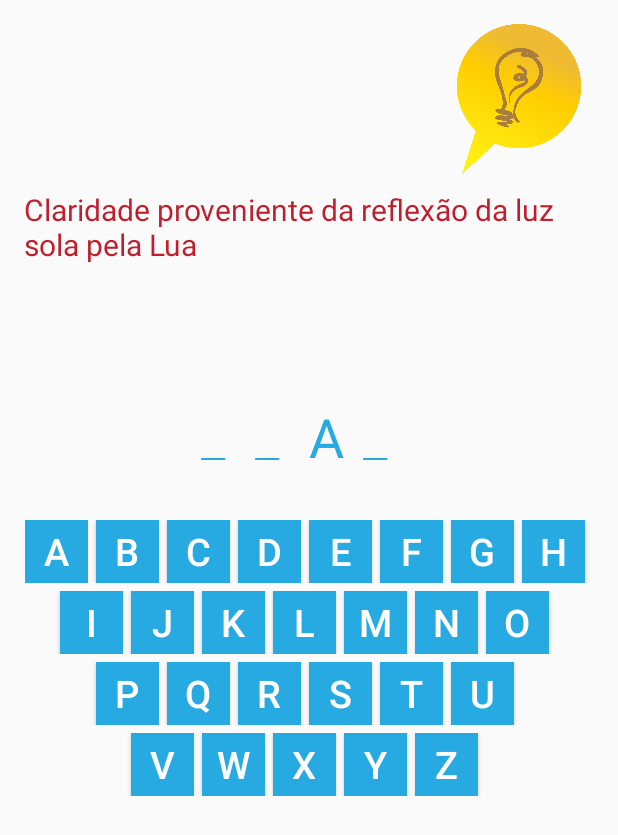
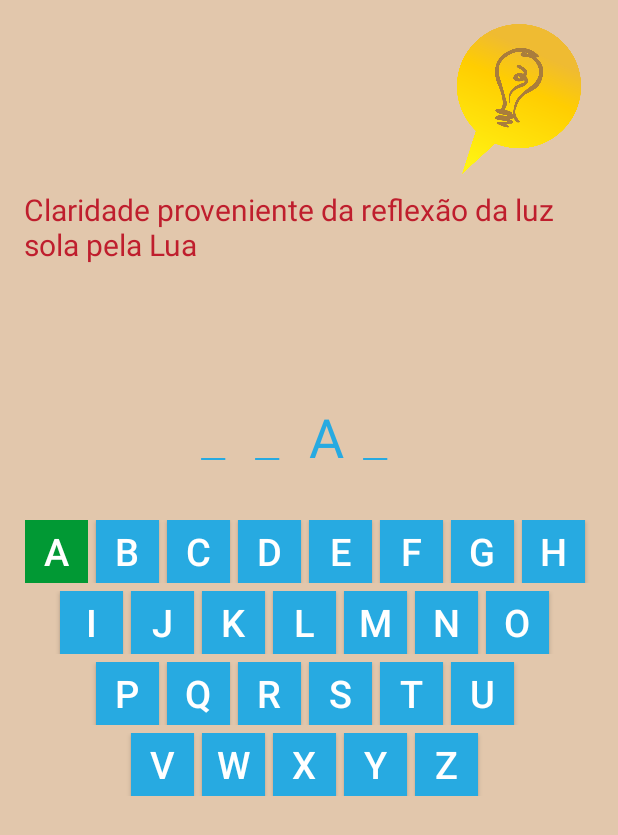
Before and after one commit to eudev-i/JogoDaForca, an Android app: the MainActivity screen opened directly, with no data from a screen before it, after a tap on an icon or button, on a phone screen of 412 x 824 dp. Shown: the top 835 px of the screen. Run offline under Robolectric (Android 15) with nearby library versions, the phone set to English and light mode, and no system bars.

Commit message:
Segundo commit

```diff
--- a/app/src/main/AndroidManifest.xml
+++ b/app/src/main/AndroidManifest.xml
@@ -21,5 +21,7 @@
         <activity android:name=".MainActivity">
 
         </activity>
+
+        <activity android:name=".FimActivity"/>
     </application>
 </manifest>
--- a/app/src/main/java/br/com/senaijandira/jogodaforca/MainActivity.java
+++ b/app/src/main/java/br/com/senaijandira/jogodaforca/MainActivity.java
@@ -157,7 +157,12 @@ public class MainActivity extends Activity{
         public void onClick(View v) {
 
             int identicadorBtn = (int) v.getTag();
-            /*int letraClicada = 0;*/
+            int contador = 0;
+
+            Button btnClicado = (Button) v;
+
+            int pontuacaoAcerto = 0;
+            int pontuacaoErro = 0;
 
             CharSequence letraBtn = btnAlfabeto[identicadorBtn].getText();/*RESGATANDO O TEXTO DO BOTAO*/
 
@@ -172,15 +177,21 @@ public class MainActivity extends Activity{
                     txtLetra[i].setText(letraBtn);
 
                     v.setEnabled(false);
+
+                    contador++; /*A PALAVRA EXISTE PELO MENOS UMA VEZ*/
                 }
             }
 
 
-            /*MUDA A COR*/
-            /*if(){
-
-            }*/
-
+            if(contador != 0){
+                btnClicado.setBackgroundColor(getResources().getColor(R.color.green)); /*MUDA A COR PARA VERDE SE A PALAVRA EXISTIR*/
+                pontuacaoAcerto++;
+            }
+            else {
+                btnClicado.setBackgroundColor(getResources().getColor(R.color.red)); /*MUDA A COR PARA VERMELHO SE A PALAVRA NÃO EXISTIR*/
+                pontuacaoErro++;
+            }
+            btnClicado.setEnabled(false);/*DESABILITA O BOTÃO*/
         }
     };
 
--- a/app/src/main/res/layout/activity_main.xml
+++ b/app/src/main/res/layout/activity_main.xml
@@ -8,6 +8,7 @@
         android:layout_width="match_parent"
         android:layout_height="match_parent"
         android:orientation="vertical"
+        android:background="#e2c7ac"
         android:padding="16dp">
 
         <ImageView
--- a/app/src/main/res/values/colors.xml
+++ b/app/src/main/res/values/colors.xml
@@ -6,4 +6,5 @@
     <color name="white">#ffffff</color>
     <color name="red">#bf1e2d</color>
     <color name="blue">#27aae1</color>
+    <color name="green">#019934</color>
 </resources>
```
Also changed, not shown: app/src/main/java/br/com/senaijandira/jogodaforca/FimActivity.java (added, +21 -0 lines), app/src/main/res/layout/activity_fim.xml (added, +75 -0 lines), app/src/main/res/layout/activity_inicio.xml (+4 -13 lines).
